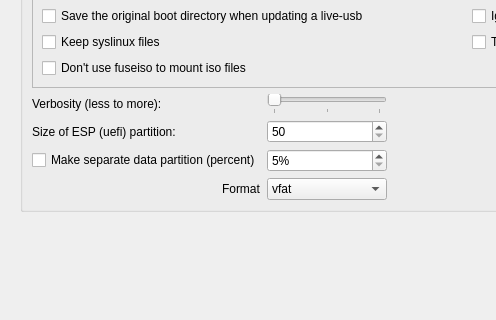
First picture: the form in mx-live-usb-maker/mainwindow.ui, repository q4os/mxtools-for-debian, before the edit; both pictures show x 0 to 496 and y 358 to 678 of the 937 by 789 pixel window.
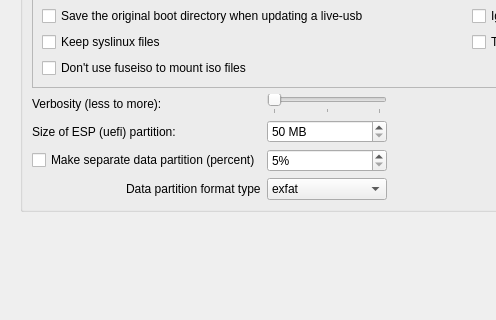
Second picture: the form after the edit. Icons and pictures are not drawn.

The edit to the form file:
```diff
--- a/mx-live-usb-maker/mainwindow.ui
+++ b/mx-live-usb-maker/mainwindow.ui
@@ -277,19 +277,6 @@
          </property>
         </widget>
        </item>
-       <item row="10" column="0">
-        <spacer name="verticalSpacer_2">
-         <property name="orientation">
-          <enum>Qt::Vertical</enum>
-         </property>
-         <property name="sizeHint" stdset="0">
-          <size>
-           <width>20</width>
-           <height>40</height>
-          </size>
-         </property>
-        </spacer>
-       </item>
        <item row="8" column="0" colspan="3">
         <widget class="QGroupBox" name="groupAdvOptions">
          <property name="sizePolicy">
@@ -414,6 +401,9 @@
           </item>
           <item row="14" column="1">
            <widget class="QSpinBox" name="spinBoxEsp">
+            <property name="suffix">
+             <string notr="true"> MB</string>
+            </property>
             <property name="minimum">
              <number>50</number>
             </property>
@@ -465,11 +455,6 @@
           </item>
           <item row="16" column="1">
            <widget class="QComboBox" name="comboBoxDataFormat">
-            <item>
-             <property name="text">
-              <string>vfat</string>
-             </property>
-            </item>
             <item>
              <property name="text">
               <string>exfat</string>
@@ -513,7 +498,7 @@
           <item row="16" column="0" alignment="Qt::AlignRight">
            <widget class="QLabel" name="labelFormat">
             <property name="text">
-             <string>Format</string>
+             <string>Data partition format type</string>
             </property>
            </widget>
           </item>
@@ -777,6 +762,19 @@
          </layout>
         </widget>
        </item>
+       <item row="10" column="0" colspan="3">
+        <spacer name="verticalSpacer_2">
+         <property name="orientation">
+          <enum>Qt::Orientation::Vertical</enum>
+         </property>
+         <property name="sizeHint" stdset="0">
+          <size>
+           <width>20</width>
+           <height>40</height>
+          </size>
+         </property>
+        </spacer>
+       </item>
       </layout>
      </widget>
      <widget class="QWidget" name="outputPage">
```
Left out of the diff: 53 changed lines with no effect on the pictures.
